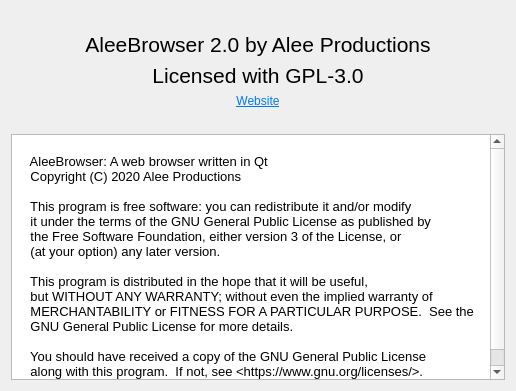
alee14-projects/AleeBrowser, file about.ui: the form before one commit.
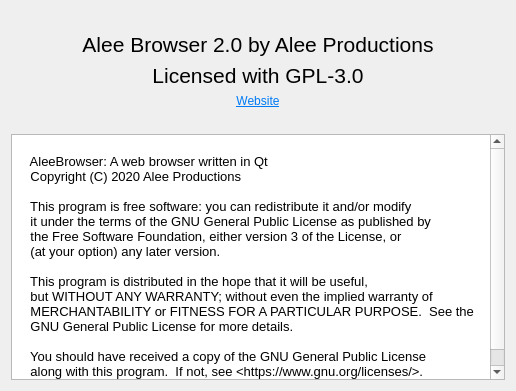
The form after the commit.

Commit message: Added basic navigation and got rid of the search button

Diff of the .ui file:
```diff
--- a/about.ui
+++ b/about.ui
@@ -53,7 +53,7 @@
       </font>
      </property>
      <property name="text">
-      <string>AleeBrowser 2.0 by Alee Productions</string>
+      <string>Alee Browser 2.0 by Alee Productions</string>
      </property>
      <property name="alignment">
       <set>Qt::AlignCenter</set>
```
Left out of the diff: 2 changed lines with no effect on the pictures. The commit also changes 4 other files.
